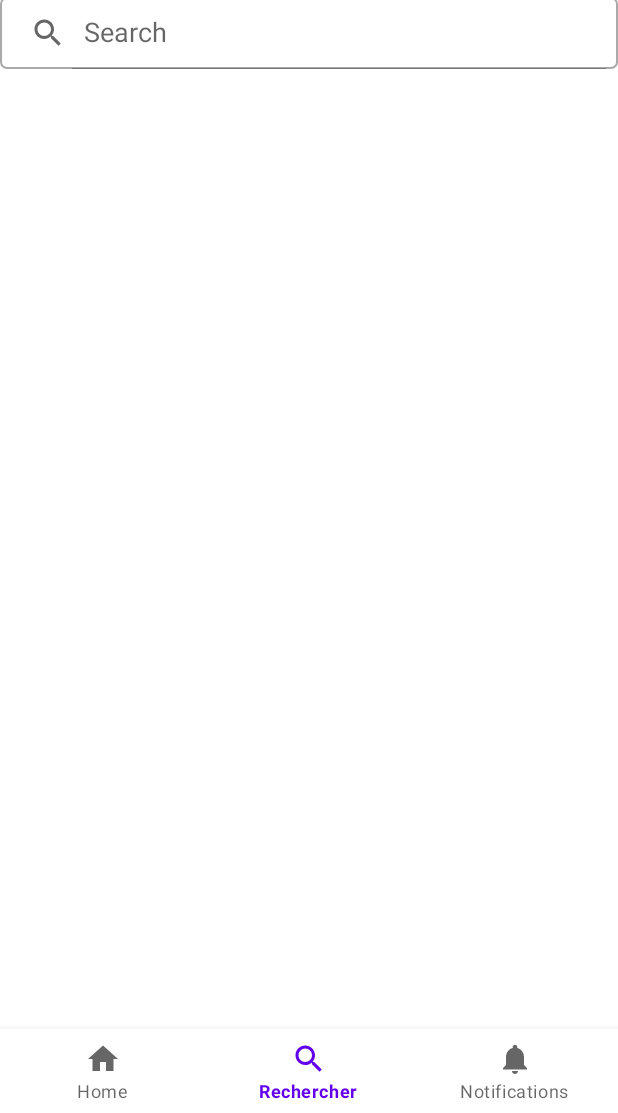
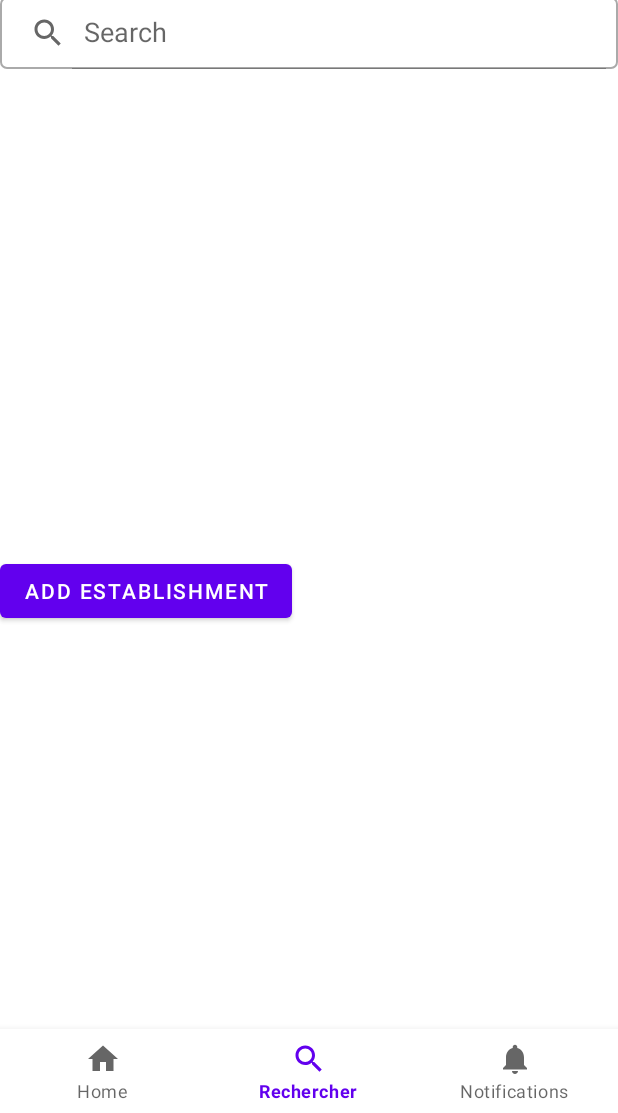
Before and after one commit to Vranox/LocalFarm, an Android app: the DashboardFragment screen opened through its navigation route, on a phone screen of 412 x 824 dp, the part 123-1236 px from its top. Run offline under Robolectric (Android 15) with nearby library versions, the phone set to English and light mode, and no system bars; our stand-ins replace Firebase (no records; nobody signed in at launch, a user with empty details on screens opened directly), navigation-ui; Roboto replaces fonts that are not available here.

Commit message:
ne fonctionne pas

```diff
--- a/app/src/main/AndroidManifest.xml
+++ b/app/src/main/AndroidManifest.xml
@@ -23,5 +23,7 @@
             android:name="preloaded_fonts"
             android:resource="@array/preloaded_fonts" />
     </application>
+    <uses-permission android:name="android.permission.INTERNET" />
+    <uses-permission android:name="android.permission.ACCESS_NETWORK_STATE" />
 
 </manifest>
--- a/app/src/main/java/com/example/localfarm/MainActivity.java
+++ b/app/src/main/java/com/example/localfarm/MainActivity.java
@@ -1,16 +1,27 @@
 package com.example.localfarm;
 
+import android.content.Context;
+import android.net.ConnectivityManager;
+import android.net.NetworkInfo;
 import android.os.Bundle;
+import android.view.View;
+import android.widget.Button;
 
 import com.example.localfarm.databinding.ActivityMainBinding;
 import com.example.localfarm.models.Establishment;
 import com.example.localfarm.models.Schedule;
 import com.example.localfarm.models.Time;
+import com.google.android.gms.tasks.OnCompleteListener;
+import com.google.android.gms.tasks.Task;
 import com.google.android.material.bottomnavigation.BottomNavigationView;
 import com.google.firebase.FirebaseApp;
+import com.google.firebase.database.DataSnapshot;
+import com.google.firebase.database.DatabaseError;
 import com.google.firebase.database.DatabaseReference;
 import com.google.firebase.database.FirebaseDatabase;
+import com.google.firebase.database.ValueEventListener;
 
+import androidx.annotation.NonNull;
 import androidx.appcompat.app.AppCompatActivity;
 import androidx.navigation.NavController;
 import androidx.navigation.Navigation;
@@ -27,17 +38,11 @@ public class MainActivity extends AppCompatActivity {
     protected void onCreate(Bundle savedInstanceState) {
         super.onCreate(savedInstanceState);
         FirebaseApp.initializeApp(this);
-        FirebaseDatabase database = FirebaseDatabase.getInstance();
-        DatabaseReference establishmentRef = database.getReference("establishment");
-        String key = establishmentRef.push().getKey();
-        establishmentRef.child(key).setValue(
-                new Establishment("La ferme d'antan","Ferme familial",new Schedule(new Time(8,30),new Time(12,30),new Time(13,30),new Time(18,30))));
+
         binding = ActivityMainBinding.inflate(getLayoutInflater());
         setContentView(binding.getRoot());
 
         BottomNavigationView navView = findViewById(R.id.nav_view);
-        // Passing each menu ID as a set of Ids because each
-        // menu should be considered as top level destinations.
         AppBarConfiguration appBarConfiguration = new AppBarConfiguration.Builder(
                 R.id.navigation_home, R.id.navigation_dashboard, R.id.navigation_notifications)
                 .build();
--- a/app/src/main/res/layout/fragment_dashboard.xml
+++ b/app/src/main/res/layout/fragment_dashboard.xml
@@ -41,5 +41,14 @@
         app:queryBackground="@null"
         app:iconifiedByDefault="false"
         app:queryHint="Search"/>
+    <Button
+        android:id="@+id/buttonadd"
+        android:layout_width="wrap_content"
+        android:layout_height="wrap_content"
+        app:layout_constraintTop_toBottomOf="@id/search_main"
+        app:layout_constraintBottom_toBottomOf="parent"
+        app:layout_constraintStart_toStartOf="parent"
+        android:text="Add establishment"
+        />
 
 </androidx.constraintlayout.widget.ConstraintLayout>
```
Also changed, not shown: app/build.gradle (+5 -3 lines), app/src/main/java/com/example/localfarm/models/Time.java (+18 -2 lines), app/src/main/java/com/example/localfarm/ui/dashboard/DashboardFragment.java (+58 -2 lines), build.gradle (+2 -10 lines), gradle/wrapper/gradle-wrapper.properties, 1 other file.
